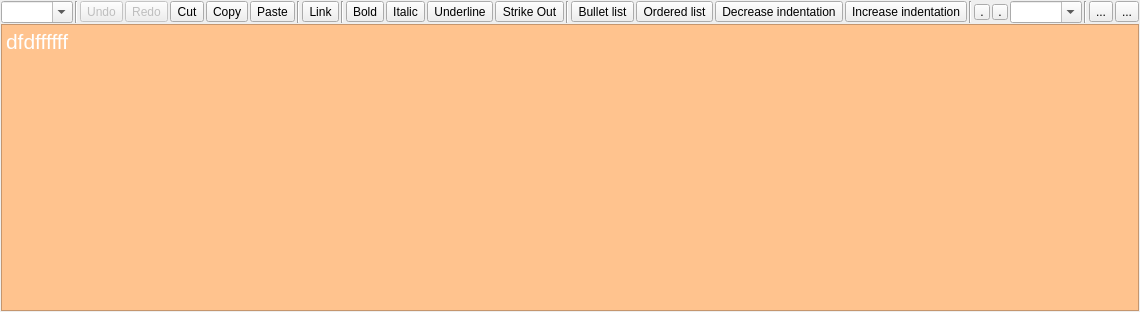
Old version of the form TextEditor/mrichtextedit.ui in the repository qmfkdldks/Moracano.
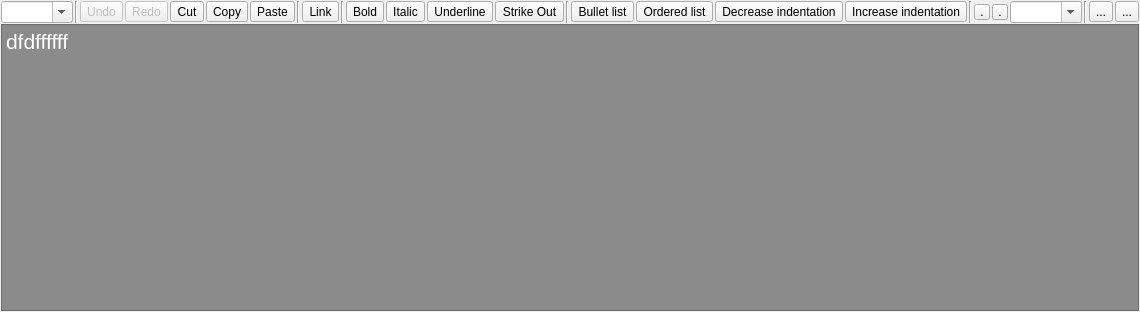
New version of the form. Icons and pictures are not drawn. Custom widgets are drawn as their Qt base class.

Patch:
```diff
--- a/TextEditor/mrichtextedit.ui
+++ b/TextEditor/mrichtextedit.ui
@@ -563,7 +563,7 @@
      <property name="styleSheet">
       <string notr="true">font: 16pt &quot;Meiryo&quot;;
 color:rgb(255, 255, 255);
-background-color: rgb(255, 195, 142);</string>
+background-color: rgb(139, 139, 139);</string>
      </property>
      <property name="autoFormatting">
       <set>QTextEdit::AutoNone</set>
```
